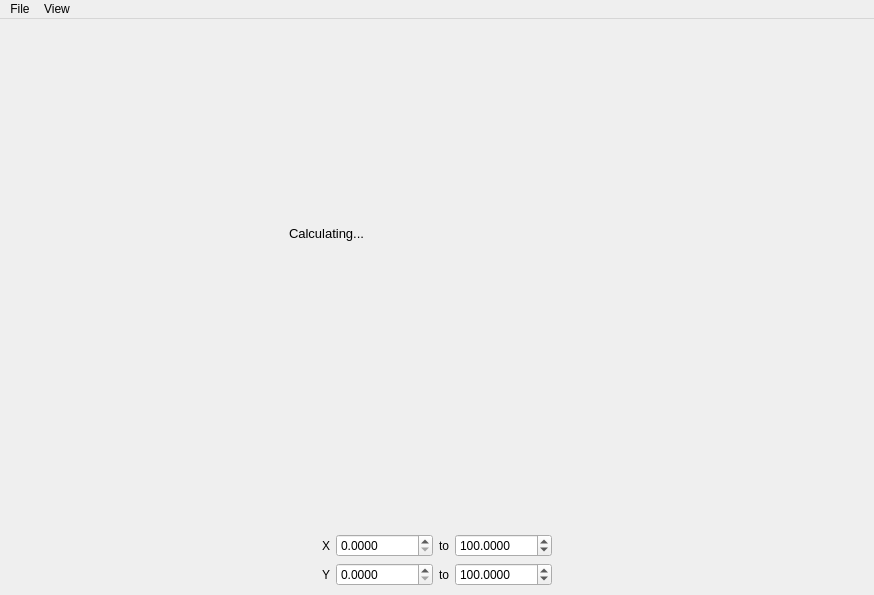
Before: the Qt Designer form layouts/graph_display_window.ui in hitranonline/hapiest, drawn with Qt 5.
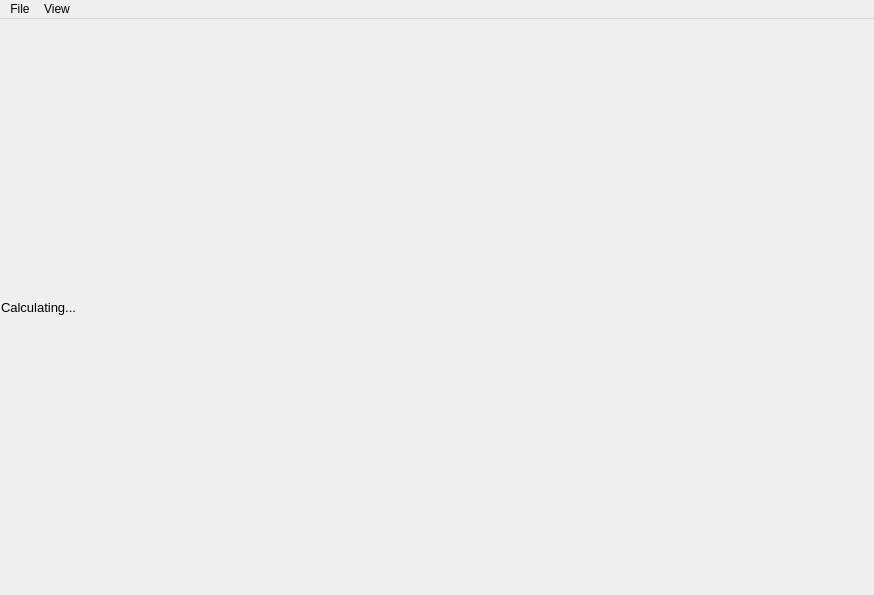
After: the same form once the commit is applied.

```diff
--- a/layouts/graph_display_window.ui
+++ b/layouts/graph_display_window.ui
@@ -15,6 +15,18 @@
   </property>
   <widget class="QWidget" name="centralwidget">
    <layout class="QVBoxLayout" name="verticalLayout">
+    <property name="leftMargin">
+     <number>1</number>
+    </property>
+    <property name="topMargin">
+     <number>1</number>
+    </property>
+    <property name="rightMargin">
+     <number>1</number>
+    </property>
+    <property name="bottomMargin">
+     <number>1</number>
+    </property>
     <item>
      <layout class="QVBoxLayout" name="container">
       <item>
@@ -25,263 +37,45 @@
           <verstretch>0</verstretch>
          </sizepolicy>
         </property>
-        <widget class="QLabel" name="loading_label">
-         <property name="geometry">
-          <rect>
-           <x>280</x>
-           <y>180</y>
-           <width>221</width>
-           <height>51</height>
-          </rect>
+        <layout class="QGridLayout" name="gridLayout">
+         <property name="leftMargin">
+          <number>0</number>
          </property>
-         <property name="font">
-          <font>
-           <pointsize>10</pointsize>
-          </font>
+         <property name="topMargin">
+          <number>0</number>
          </property>
-         <property name="text">
-          <string>Calculating...</string>
+         <property name="rightMargin">
+          <number>0</number>
          </property>
-         <property name="textFormat">
-          <enum>Qt::PlainText</enum>
+         <property name="bottomMargin">
+          <number>0</number>
          </property>
-         <property name="wordWrap">
-          <bool>true</bool>
+         <property name="spacing">
+          <number>0</number>
          </property>
-        </widget>
+         <item row="0" column="0">
+          <widget class="QLabel" name="loading_label">
+           <property name="font">
+            <font>
+             <pointsize>10</pointsize>
+            </font>
+           </property>
+           <property name="text">
+            <string>Calculating...</string>
+           </property>
+           <property name="textFormat">
+            <enum>Qt::PlainText</enum>
+           </property>
+           <property name="wordWrap">
+            <bool>true</bool>
+           </property>
+          </widget>
+         </item>
+        </layout>
        </widget>
       </item>
      </layout>
     </item>
-    <item>
-     <layout class="QVBoxLayout" name="verticalLayout_3">
-      <property name="sizeConstraint">
-       <enum>QLayout::SetNoConstraint</enum>
-      </property>
-      <item>
-       <layout class="QHBoxLayout" name="horizontalLayout">
-        <property name="sizeConstraint">
-         <enum>QLayout::SetNoConstraint</enum>
-        </property>
-        <item>
-         <spacer name="horizontalSpacer_5">
-          <property name="orientation">
-           <enum>Qt::Horizontal</enum>
-          </property>
-          <property name="sizeType">
-           <enum>QSizePolicy::MinimumExpanding</enum>
-          </property>
-          <property name="sizeHint" stdset="0">
-           <size>
-            <width>10</width>
-            <height>20</height>
-           </size>
-          </property>
-         </spacer>
-        </item>
-        <item>
-         <widget class="QLabel" name="x_lbl">
-          <property name="font">
-           <font>
-            <pointsize>9</pointsize>
-           </font>
-          </property>
-          <property name="text">
-           <string>X</string>
-          </property>
-          <property name="alignment">
-           <set>Qt::AlignRight|Qt::AlignTrailing|Qt::AlignVCenter</set>
-          </property>
-         </widget>
-        </item>
-        <item>
-         <widget class="QDoubleSpinBox" name="xmin">
-          <property name="sizePolicy">
-           <sizepolicy hsizetype="Fixed" vsizetype="Fixed">
-            <horstretch>0</horstretch>
-            <verstretch>0</verstretch>
-           </sizepolicy>
-          </property>
-          <property name="font">
-           <font>
-            <pointsize>9</pointsize>
-           </font>
-          </property>
-          <property name="decimals">
-           <number>4</number>
-          </property>
-          <property name="maximum">
-           <double>9007199254740992.000000000000000</double>
-          </property>
-         </widget>
-        </item>
-        <item>
-         <widget class="QLabel" name="label">
-          <property name="font">
-           <font>
-            <pointsize>9</pointsize>
-           </font>
-          </property>
-          <property name="text">
-           <string>to</string>
-          </property>
-         </widget>
-        </item>
-        <item>
-         <widget class="QDoubleSpinBox" name="xmax">
-          <property name="sizePolicy">
-           <sizepolicy hsizetype="Fixed" vsizetype="Fixed">
-            <horstretch>0</horstretch>
-            <verstretch>0</verstretch>
-           </sizepolicy>
-          </property>
-          <property name="font">
-           <font>
-            <pointsize>9</pointsize>
-           </font>
-          </property>
-          <property name="decimals">
-           <number>4</number>
-          </property>
-          <property name="maximum">
-           <double>9007199254740992.000000000000000</double>
-          </property>
-          <property name="value">
-           <double>100.000000000000000</double>
-          </property>
-         </widget>
-        </item>
-        <item>
-         <spacer name="horizontalSpacer_6">
-          <property name="orientation">
-           <enum>Qt::Horizontal</enum>
-          </property>
-          <property name="sizeType">
-           <enum>QSizePolicy::MinimumExpanding</enum>
-          </property>
-          <property name="sizeHint" stdset="0">
-           <size>
-            <width>10</width>
-            <height>20</height>
-           </size>
-          </property>
-         </spacer>
-        </item>
-       </layout>
-      </item>
-      <item>
-       <layout class="QHBoxLayout" name="horizontalLayout_3">
-        <property name="sizeConstraint">
-         <enum>QLayout::SetNoConstraint</enum>
-        </property>
-        <item>
-         <spacer name="horizontalSpacer_4">
-          <property name="orientation">
-           <enum>Qt::Horizontal</enum>
-          </property>
-          <property name="sizeType">
-           <enum>QSizePolicy::MinimumExpanding</enum>
-          </property>
-          <property name="sizeHint" stdset="0">
-           <size>
-            <width>10</width>
-            <height>20</height>
-           </size>
-          </property>
-         </spacer>
-        </item>
-        <item>
-         <widget class="QLabel" name="y_lbl">
-          <property name="font">
-           <font>
-            <pointsize>9</pointsize>
-           </font>
-          </property>
-          <property name="text">
-           <string>Y</string>
-          </property>
-          <property name="alignment">
-           <set>Qt::AlignRight|Qt::AlignTrailing|Qt::AlignVCenter</set>
-          </property>
-         </widget>
-        </item>
-        <item>
-         <widget class="QDoubleSpinBox" name="ymin">
-          <property name="sizePolicy">
-           <sizepolicy hsizetype="Fixed" vsizetype="Fixed">
-            <horstretch>0</horstretch>
-            <verstretch>0</verstretch>
-           </sizepolicy>
-          </property>
-          <property name="font">
-           <font>
-            <pointsize>9</pointsize>
-           </font>
-          </property>
-          <property name="decimals">
-           <number>4</number>
-          </property>
-          <property name="maximum">
-           <double>9007199254740992.000000000000000</double>
-          </property>
-         </widget>
-        </item>
-        <item>
-         <widget class="QLabel" name="label_6">
-          <property name="font">
-           <font>
-            <pointsize>9</pointsize>
-           </font>
-          </property>
-          <property name="text">
-           <string>to</string>
-          </property>
-         </widget>
-        </item>
-        <item>
-         <widget class="QDoubleSpinBox" name="ymax">
-          <property name="sizePolicy">
-           <sizepolicy hsizetype="Fixed" vsizetype="Fixed">
-            <horstretch>0</horstretch>
-            <verstretch>0</verstretch>
-           </sizepolicy>
-          </property>
-          <property name="font">
-           <font>
-            <pointsize>9</pointsize>
-           </font>
-          </property>
-          <property name="decimals">
-           <number>4</number>
-          </property>
-          <property name="maximum">
-           <double>9007199254740992.000000000000000</double>
-          </property>
-          <property name="value">
-           <double>100.000000000000000</double>
-          </property>
-         </widget>
-        </item>
-        <item>
-         <spacer name="horizontalSpacer_2">
-          <property name="orientation">
-           <enum>Qt::Horizontal</enum>
-          </property>
-          <property name="sizeType">
-           <enum>QSizePolicy::MinimumExpanding</enum>
-          </property>
-          <property name="sizeHint" stdset="0">
-           <size>
-            <width>10</width>
-            <height>20</height>
-           </size>
-          </property>
-         </spacer>
-        </item>
-       </layout>
-      </item>
-     </layout>
-    </item>
    </layout>
   </widget>
   <widget class="QMenuBar" name="menubar">
```
Left out of the diff: 6 changed lines with no effect on the pictures.
